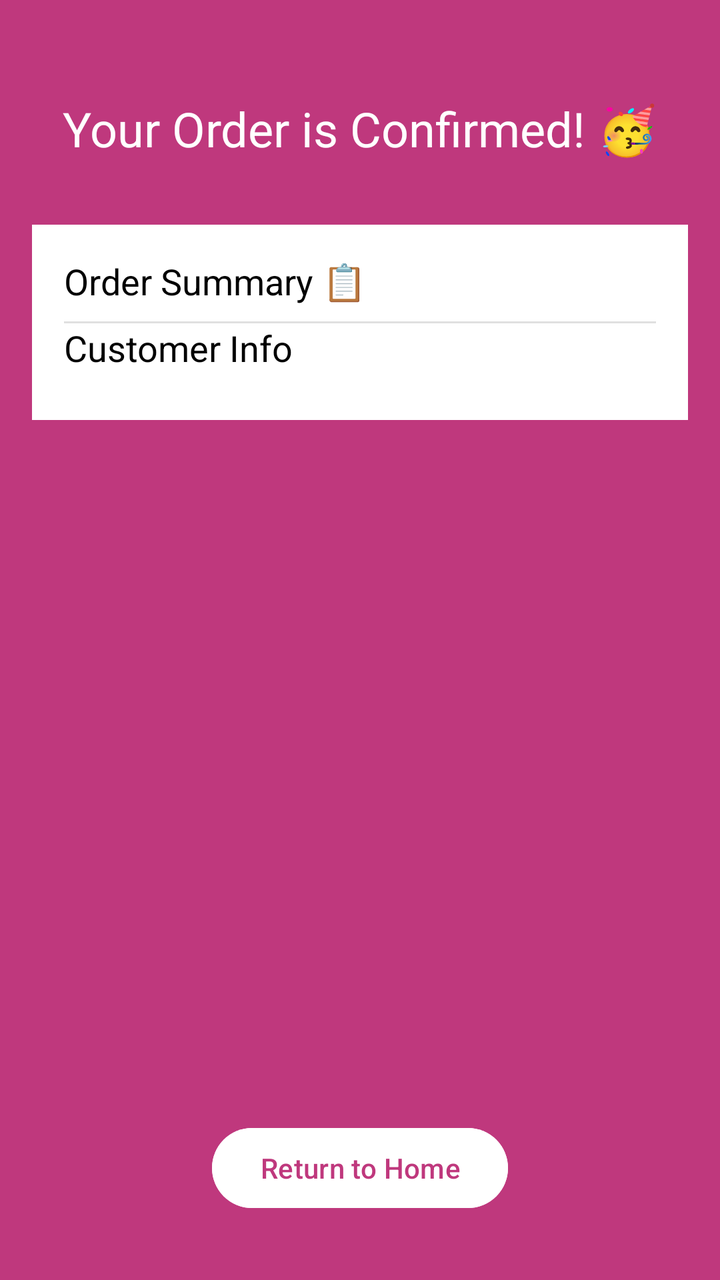
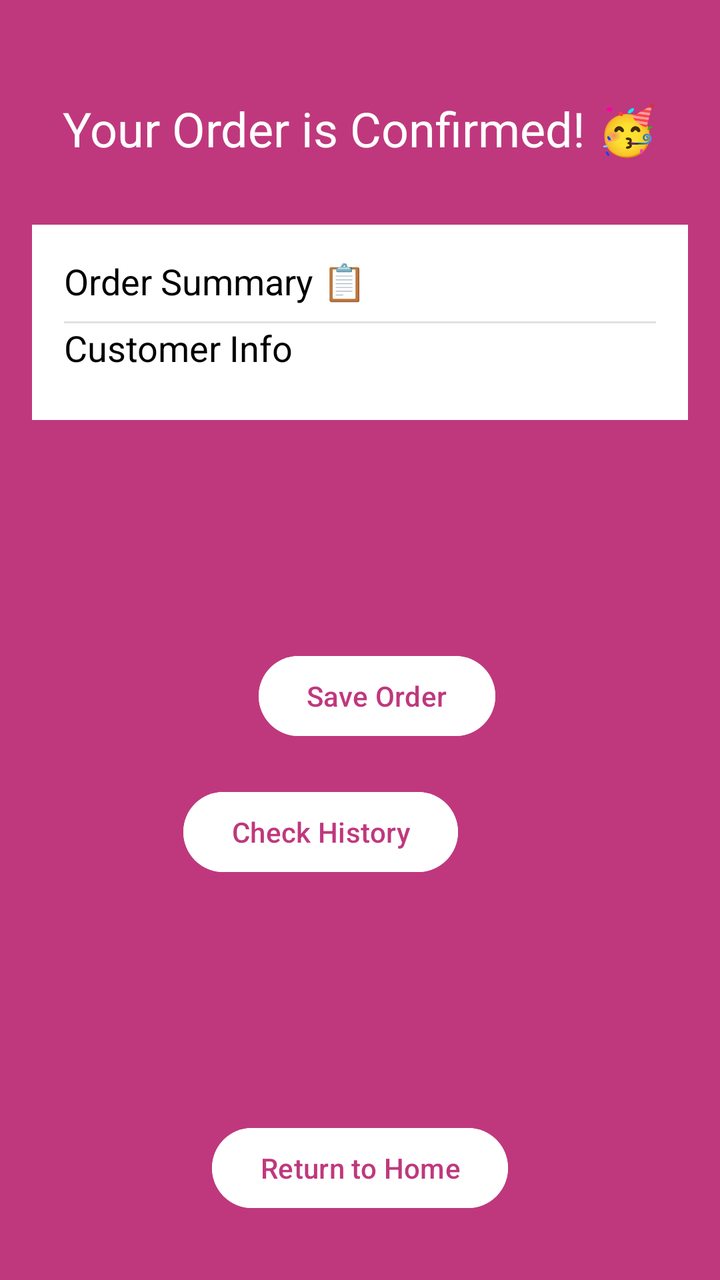

Before-and-after screenshots of an Android layout around one commit, followed by the original layout XML and the change that was made.
<!-- AndroidManifest.xml: application theme Theme.Team10_MAPD711_ProjectMilestone2 -->
<!-- res/layout/activity_order_confirmation8.xml -->
<?xml version="1.0" encoding="utf-8"?>
<androidx.constraintlayout.widget.ConstraintLayout xmlns:android="http://schemas.android.com/apk/res/android"
    xmlns:app="http://schemas.android.com/apk/res-auto"
    xmlns:tools="http://schemas.android.com/tools"
    android:id="@+id/main"
    android:layout_width="match_parent"
    android:layout_height="match_parent"
    android:background="#BF387D"
    android:padding="16dp"
    tools:context=".view.OrderConfirmation8">

    
    <TextView
        android:id="@+id/confirmationTitle"
        android:layout_width="wrap_content"
        android:layout_height="wrap_content"
        android:layout_marginTop="32dp"
        android:text="@string/confirmation_header"
        android:textColor="@color/white"
        android:textSize="24sp"
        app:layout_constraintEnd_toEndOf="parent"
        app:layout_constraintStart_toStartOf="parent"
        app:layout_constraintTop_toTopOf="parent" />

    
    <LinearLayout
        android:id="@+id/orderInfoBox"
        android:layout_width="0dp"
        android:layout_height="wrap_content"
        android:layout_marginTop="32dp"
        android:orientation="vertical"
        android:background="#FFFFFF"
        android:padding="16dp"
        android:divider="?android:attr/dividerHorizontal"
        android:showDividers="middle"
        app:layout_constraintEnd_toEndOf="parent"
        app:layout_constraintStart_toStartOf="parent"
        app:layout_constraintTop_toBottomOf="@id/confirmationTitle">

        
        <TextView
            android:id="@+id/orderSummaryTextView"
            android:layout_width="match_parent"
            android:layout_height="wrap_content"
            android:text="@string/order_summary_header"
            android:textColor="#000000"
            android:textSize="18sp"
            android:paddingBottom="8dp"/>

        

        
        <TextView
            android:id="@+id/customerInfoTextView"
            android:layout_width="match_parent"
            android:layout_height="wrap_content"
            android:text="@string/customer_info_string"
            android:textColor="#000000"
            android:textSize="18sp"
            android:paddingBottom="8dp"/>
    </LinearLayout>

    
    <Button
        android:id="@+id/homeButton"
        android:layout_width="wrap_content"
        android:layout_height="wrap_content"
        android:backgroundTint="@color/white"
        android:text="Return to Home"
        android:textColor="#BF387D"
        app:layout_constraintBottom_toBottomOf="parent"
        app:layout_constraintEnd_toEndOf="parent"
        app:layout_constraintStart_toStartOf="parent"
        android:layout_marginBottom="16dp" />

</androidx.constraintlayout.widget.ConstraintLayout>
<!-- resources referenced by this layout -->
<resources>
  <color name="white">#FFFFFFFF</color>
  <string name="confirmation_header">Your Order is Confirmed! 🥳</string>
  <string name="customer_info_string">Customer Info</string>
  <string name="order_summary_header">Order Summary 📋</string>
  <style name="Theme.Team10_MAPD711_ProjectMilestone2" parent="Base.Theme.Team10_MAPD711_ProjectMilestone2" />
  <style name="Base.Theme.Team10_MAPD711_ProjectMilestone2" parent="Theme.Material3.DayNight.NoActionBar">
          
          
      </style>
</resources>

<!-- the commit's change to res/layout/activity_order_confirmation8.xml (unified diff, before → after) -->
@@ -73,4 +73,33 @@
         app:layout_constraintStart_toStartOf="parent"
         android:layout_marginBottom="16dp" />
 
+    <Button
+        android:id="@+id/button2"
+        android:layout_width="wrap_content"
+        android:layout_height="wrap_content"
+        android:backgroundTint="@color/white"
+        android:layout_marginStart="147dp"
+        android:layout_marginTop="114dp"
+        android:layout_marginEnd="130dp"
+        android:text="Save Order"
+        android:textColor="#BF387D"
+        app:layout_constraintEnd_toEndOf="parent"
+        app:layout_constraintStart_toStartOf="parent"
+        app:layout_constraintTop_toBottomOf="@+id/orderInfoBox" />
+
+    <Button
+        android:id="@+id/button4"
+        android:layout_width="wrap_content"
+        android:layout_height="wrap_content"
+        android:layout_marginStart="147dp"
+        android:layout_marginTop="20dp"
+        android:layout_marginEnd="115dp"
+        android:backgroundTint="@color/white"
+        android:text="Check History"
+        android:textColor="#BF387D"
+        app:layout_constraintEnd_toEndOf="parent"
+        app:layout_constraintHorizontal_bias="1.0"
+        app:layout_constraintStart_toStartOf="parent"
+        app:layout_constraintTop_toBottomOf="@+id/button2" />
+
 </androidx.constraintlayout.widget.ConstraintLayout>
